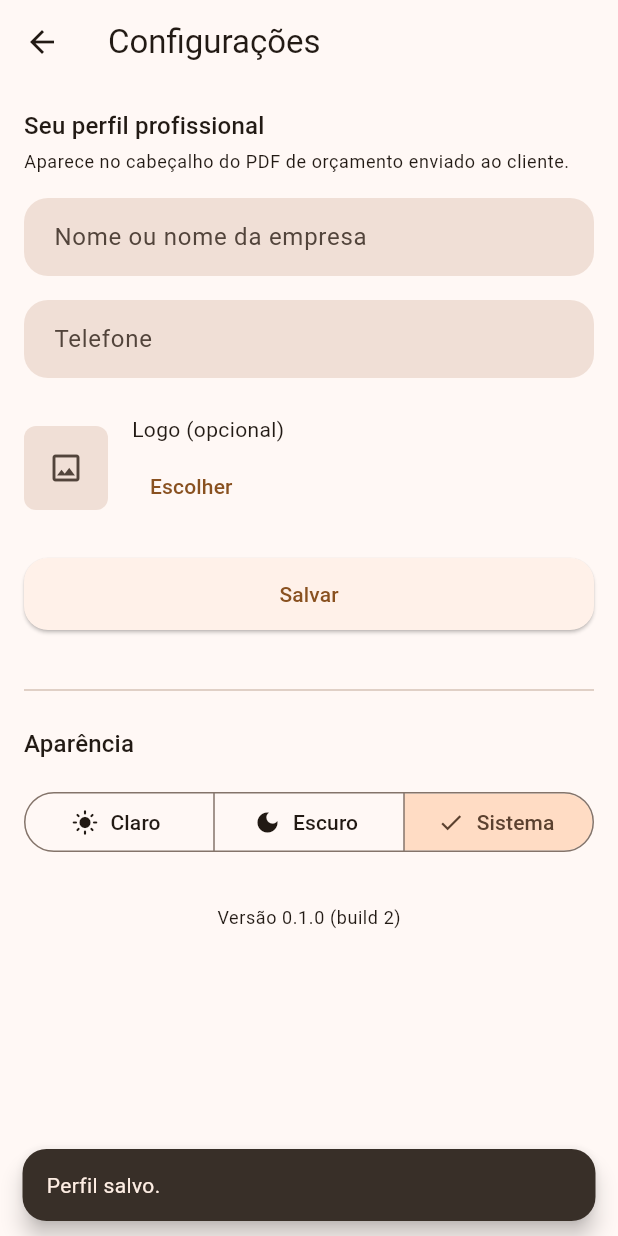
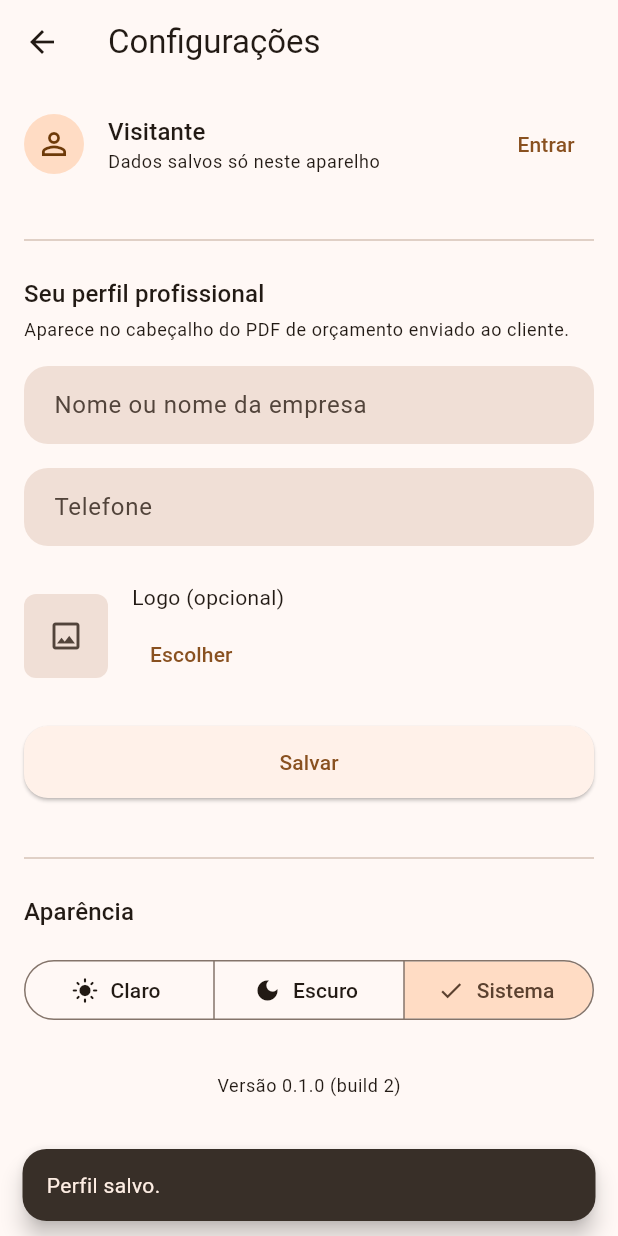
Before and after one commit to ractechdev-cell/obrion-orcamentos, a Flutter app: the SettingsScreen screen opened directly, after a tap on "Salvar", on a phone screen of 412 x 824 dp. Run offline on Flutter 3.47's test engine with Material 3 defaults, Android fonts, the phone set to English and light mode, and no system bars; drawn by our look-alikes of upgrader; our stand-ins replace drift, drift_flutter, file_picker, firebase_analytics, firebase_core, firebase_crashlytics and 7 more; missing offline and left inert: shorebird_code_push; accounts and stored records are empty; generated files the repository leaves out were written again.

Commit message:
Adiciona tela de login/cadastro (só interface, sem backend)
Implementa a decisão 5 do CLAUDE.md: tela de login/perfil entra na Fase
1.5 só como interface, sem Supabase nem conta real. AccountRepository
guarda o e-mail localmente em app_settings (mesmo padrão do
ProfileRepository), só pra Configurações deixar de mostrar "Visitante".
Alcançável só a partir de Configurações — nunca é a primeira tela nem
bloqueia o fluxo de orçamento (princípio 5 do CLAUDE.md).

Co-Authored-By: Claude Sonnet 5 <noreply@anthropic.com>

```diff
--- /dev/null
+++ b/lib/repositories/account_repository.dart
@@ -0,0 +1,56 @@
+import '../database/database.dart';
+
+/// Chaves usadas em `app_settings` para a conta local (ver CLAUDE.md,
+/// decisão 5: tela de login só de interface nesta fase — sem Supabase,
+/// sem conta real. `email` aqui é só o que a pessoa digitou, não é
+/// validado contra nenhum servidor.
+class _Keys {
+  static const email = 'account_email';
+  static const signedIn = 'account_signed_in';
+}
+
+/// Estado local da "conta" — sem autenticação de verdade (ver
+/// docs/APP_FACTORY_CORE.md, módulo Authentication, e a decisão 5 em
+/// CLAUDE.md). Existe só para a interface não ficar vazia e preparar o
+/// terreno visual para a Fase 2, quando `email` vira uma conta Supabase
+/// de verdade vinculada ao mesmo dado local já existente.
+class LocalAccount {
+  const LocalAccount({required this.signedIn, this.email});
+
+  final bool signedIn;
+  final String? email;
+}
+
+/// Repositório mínimo da conta local — mesmo padrão de chave/valor do
+/// `ProfileRepository`/`PreferencesRepository`.
+class AccountRepository {
+  AccountRepository(this._db);
+
+  final AppDatabase _db;
+
+  Future<LocalAccount> getAccount() async {
+    final rows = await _db.select(_db.appSettings).get();
+    final map = {for (final row in rows) row.key: row.value};
+    return LocalAccount(
+      signedIn: map[_Keys.signedIn] == '1',
+      email: map[_Keys.email],
+    );
+  }
+
+  Future<void> signIn(String email) async {
+    await _db.batch((batch) {
+      batch.insertAllOnConflictUpdate(_db.appSettings, [
+        AppSettingsCompanion.insert(key: _Keys.email, value: email),
+        AppSettingsCompanion.insert(key: _Keys.signedIn, value: '1'),
+      ]);
+    });
+  }
+
+  Future<void> signOut() async {
+    await _db.batch((batch) {
+      batch.insertAllOnConflictUpdate(_db.appSettings, [
+        AppSettingsCompanion.insert(key: _Keys.signedIn, value: ''),
+      ]);
+    });
+  }
+}
--- a/lib/screens/settings_screen.dart
+++ b/lib/screens/settings_screen.dart
@@ -8,13 +8,16 @@ import 'package:path/path.dart' as p;
 import 'package:path_provider/path_provider.dart';
 import 'package:shorebird_code_push/shorebird_code_push.dart';
 
+import '../providers/account_repository_provider.dart';
 import '../providers/preferences_repository_provider.dart';
 import '../providers/profile_repository_provider.dart';
 import '../providers/theme_mode_provider.dart';
+import '../repositories/account_repository.dart';
 import '../theme/app_radius.dart';
 import '../theme/app_spacing.dart';
 import '../widgets/app_button.dart';
 import '../widgets/app_text_field.dart';
+import 'login_screen.dart';
 
 /// Tela de configurações (módulo Settings do Core — ver
 /// docs/APP_FACTORY_CORE.md). Guarda o perfil do profissional (nome,
@@ -34,12 +37,33 @@ class _SettingsScreenState extends ConsumerState<SettingsScreen> {
   bool _loading = true;
   bool _saving = false;
   String? _versionLabel;
+  LocalAccount _account = const LocalAccount(signedIn: false);
 
   @override
   void initState() {
     super.initState();
     _loadProfile();
     _loadVersionInfo();
+    _loadAccount();
+  }
+
+  Future<void> _loadAccount() async {
+    final repo = ref.read(accountRepositoryProvider);
+    final account = await repo.getAccount();
+    if (mounted) setState(() => _account = account);
+  }
+
+  Future<void> _openLogin() async {
+    final signedIn = await Navigator.of(context).push<bool>(
+      MaterialPageRoute(builder: (_) => const LoginScreen()),
+    );
+    if (signedIn ?? false) _loadAccount();
+  }
+
+  Future<void> _signOut() async {
+    final repo = ref.read(accountRepositoryProvider);
+    await repo.signOut();
+    _loadAccount();
   }
 
   /// Versão do build + número do patch OTA (Shorebird) atual, se houver —
@@ -143,6 +167,10 @@ class _SettingsScreenState extends ConsumerState<SettingsScreen> {
           : ListView(
               padding: const EdgeInsets.all(AppSpacing.md),
               children: [
+                _buildAccountCard(context),
+                const SizedBox(height: AppSpacing.xl),
+                const Divider(),
+                const SizedBox(height: AppSpacing.md),
                 Text(
                   'Seu perfil profissional',
                   style: Theme.of(context).textTheme.titleMedium,
@@ -199,6 +227,43 @@ class _SettingsScreenState extends ConsumerState<SettingsScreen> {
     );
   }
 
+  Widget _buildAccountCard(BuildContext context) {
+    final colorScheme = Theme.of(context).colorScheme;
+    return Row(
+      children: [
+        CircleAvatar(
+          backgroundColor: colorScheme.primaryContainer,
+          child: Icon(
+            _account.signedIn ? Icons.person : Icons.person_outline,
+            color: colorScheme.onPrimaryContainer,
+          ),
+        ),
+        const SizedBox(width: AppSpacing.md),
+        Expanded(
+          child: Column(
+            crossAxisAlignment: CrossAxisAlignment.start,
+            children: [
+              Text(
+                _account.signedIn ? (_account.email ?? '') : 'Visitante',
+                style: Theme.of(context).textTheme.titleMedium,
+              ),
+              Text(
+                _account.signedIn
+                    ? 'Conta salva neste aparelho'
+                    : 'Dados salvos só neste aparelho',
+                style: Theme.of(context).textTheme.bodySmall,
+              ),
+            ],
+          ),
+        ),
+        TextButton(
+          onPressed: _account.signedIn ? _signOut : _openLogin,
+          child: Text(_account.signedIn ? 'Sair' : 'Entrar'),
+        ),
+      ],
+    );
+  }
+
   Widget _buildLogoPicker(BuildContext context) {
     return Row(
       children: [
--- a/lib/widgets/app_text_field.dart
+++ b/lib/widgets/app_text_field.dart
@@ -25,6 +25,7 @@ class AppTextField extends StatelessWidget {
     this.suffixIcon,
     this.inputFormatters,
     this.focusNode,
+    this.obscureText = false,
   });
 
   final TextEditingController? controller;
@@ -34,6 +35,7 @@ class AppTextField extends StatelessWidget {
   final String? helperText;
   final bool enabled;
   final int maxLines;
+  final bool obscureText;
   final TextInputType? keyboardType;
   final TextCapitalization textCapitalization;
   final TextInputAction? textInputAction;
@@ -50,7 +52,8 @@ class AppTextField extends StatelessWidget {
     return TextFormField(
       controller: controller,
       enabled: enabled,
-      maxLines: maxLines,
+      maxLines: obscureText ? 1 : maxLines,
+      obscureText: obscureText,
       keyboardType: keyboardType,
       textCapitalization: textCapitalization,
       textInputAction: textInputAction,
```
Also changed, not shown: lib/providers/account_repository_provider.dart (added, +9 -0 lines), lib/screens/login_screen.dart (added, +108 -0 lines), lib/utils/validators.dart (+8 -0 lines), 2 other files.
